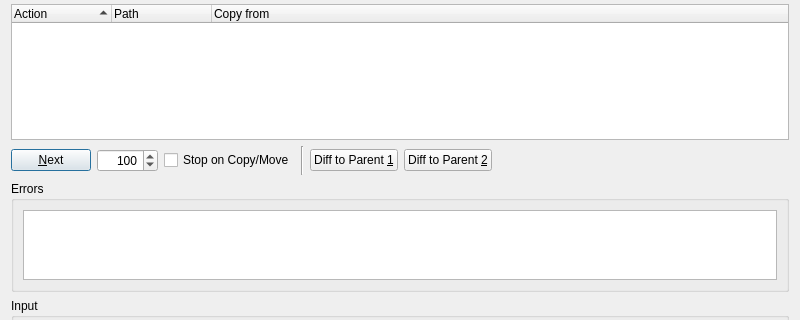
The window that Plugins/VcsPlugins/vcsMercurial/HgLogBrowserDialog.ui (testmana2/test) describes before a commit, drawn with Qt 5; both pictures show x 0 to 800 and y 365 to 685 of the 800 by 800 pixel window.
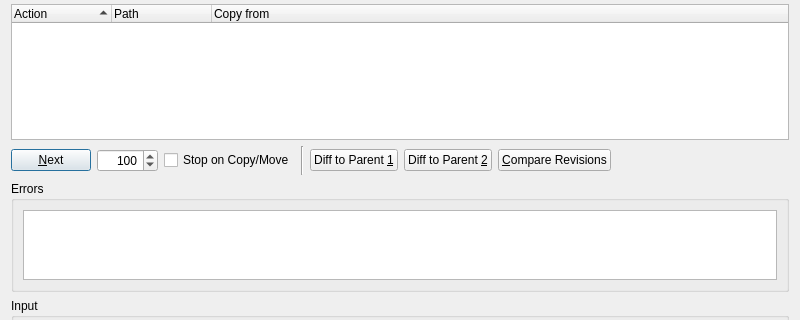
The same window after the commit.

Commit message: Little enhancement to the Mercurial log browser dialog.

```diff
--- a/Plugins/VcsPlugins/vcsMercurial/HgLogBrowserDialog.ui
+++ b/Plugins/VcsPlugins/vcsMercurial/HgLogBrowserDialog.ui
@@ -16,7 +16,7 @@
   <property name="sizeGripEnabled">
    <bool>true</bool>
   </property>
-  <layout class="QVBoxLayout">
+  <layout class="QVBoxLayout" name="verticalLayout">
    <item>
     <layout class="QHBoxLayout">
      <item>
@@ -202,7 +202,7 @@
     </widget>
    </item>
    <item>
-    <layout class="QHBoxLayout">
+    <layout class="QHBoxLayout" name="horizontalLayout">
      <item>
       <widget class="QPushButton" name="nextButton">
        <property name="toolTip">
@@ -269,6 +269,16 @@
        </property>
       </widget>
      </item>
+     <item>
+      <widget class="QPushButton" name="diffRevisionsButton">
+       <property name="toolTip">
+        <string>Press to compare two revisions</string>
+       </property>
+       <property name="text">
+        <string>&amp;Compare Revisions</string>
+       </property>
+      </widget>
+     </item>
      <item>
       <spacer>
        <property name="orientation">
```
Left out of the diff: 6 changed lines with no effect on the pictures. The commit also changes 14 other files.
